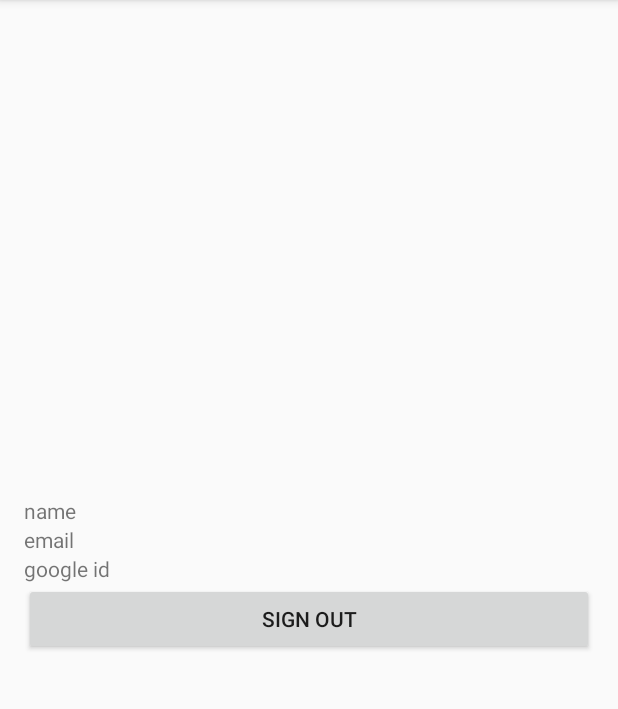
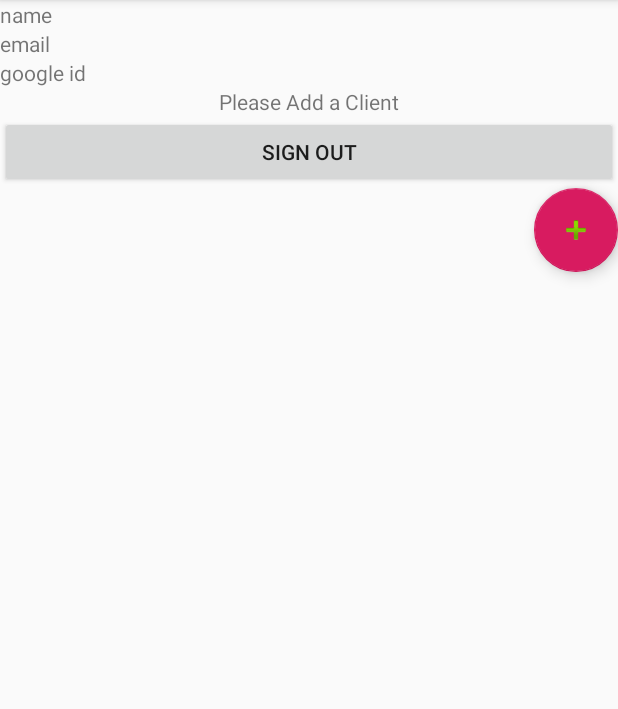
Before and after one commit to allanlin16/Sanal, an Android app: the SettingActivity screen opened directly, with no data from a screen before it, on a phone screen of 412 x 824 dp, the part 84-793 px from its top. Run offline under Robolectric (Android 15) with nearby library versions, the light colour scheme and no system bars.

Commit message:
#4: added login activity and client fragment

```diff
--- a/app/build.gradle
+++ b/app/build.gradle
@@ -24,8 +24,12 @@ dependencies {
     implementation fileTree(dir: 'libs', include: ['*.jar'])
     implementation 'androidx.appcompat:appcompat:1.0.2'
     implementation 'androidx.constraintlayout:constraintlayout:1.1.3'
+    implementation 'androidx.legacy:legacy-support-v4:1.0.0'
     testImplementation 'junit:junit:4.12'
     androidTestImplementation 'androidx.test.ext:junit:1.1.0'
     androidTestImplementation 'androidx.test.espresso:espresso-core:3.1.1'
     implementation 'com.google.android.gms:play-services-auth:17.0.0'
+    implementation 'com.github.clans:fab:1.6.4'
+    implementation 'com.google.android.material:material:1.0.0'
+
 }
--- a/app/src/main/AndroidManifest.xml
+++ b/app/src/main/AndroidManifest.xml
@@ -11,14 +11,17 @@
         android:roundIcon="@mipmap/ic_launcher_round"
         android:supportsRtl="true"
         android:theme="@style/AppTheme">
-        <activity android:name=".ClientActivity"></activity>
-        <activity android:name=".MainActivity">
+        <activity android:name=".LoginInActivity">
             <intent-filter>
                 <action android:name="android.intent.action.MAIN" />
 
                 <category android:name="android.intent.category.LAUNCHER" />
             </intent-filter>
         </activity>
+
+        <activity android:name=".SettingActivity" />
+        <activity android:name=".MainActivity">
+        </activity>
     </application>
 
 </manifest>
--- a/app/src/main/java/com/allanlin97gmail/sanal/ClientActivity.java
+++ b/app/src/main/java/com/allanlin97gmail/sanal/SettingActivity.java
@@ -16,14 +16,17 @@ import com.google.android.gms.auth.api.signin.GoogleSignIn;
 import com.google.android.gms.auth.api.signin.GoogleSignInAccount;
 import com.google.android.gms.auth.api.signin.GoogleSignInClient;
 import com.google.android.gms.auth.api.signin.GoogleSignInOptions;
-import com.google.android.gms.common.api.ApiException;
 import com.google.android.gms.tasks.OnCompleteListener;
 import com.google.android.gms.tasks.Task;
+import com.google.android.material.floatingactionbutton.FloatingActionButton;
 
-public class ClientActivity extends AppCompatActivity {
+
+public class SettingActivity extends AppCompatActivity {
 
     TextView name, email, id;
     Button signoutButton;
+
+    FloatingActionButton addClientFab;
 
 
     GoogleSignInClient mGoogleSignInClient;
@@ -31,7 +34,7 @@ public class ClientActivity extends AppCompatActivity {
     @Override
     protected void onCreate(Bundle savedInstanceState) {
         super.onCreate(savedInstanceState);
-        setContentView(R.layout.activity_client);
+        setContentView(R.layout.activity_setting);
 
         // Configure sign-in to request the user's ID, email address, and basic
         // profile. ID and basic profile are included in DEFAULT_SIGN_IN.
@@ -82,10 +85,6 @@ public class ClientActivity extends AppCompatActivity {
 
             Log.d("tokenid", tokenID);
         }
-
-
-
-
     }
 
     private void signOut() {
@@ -93,7 +92,9 @@ public class ClientActivity extends AppCompatActivity {
                 .addOnCompleteListener(this, new OnCompleteListener<Void>() {
                     @Override
                     public void onComplete(@NonNull Task<Void> task) {
-                        Toast.makeText(ClientActivity.this, "Signed Out", Toast.LENGTH_LONG).show();
+                        Toast.makeText(SettingActivity.this, "Signed Out", Toast.LENGTH_LONG).show();
+                        Intent intent = new Intent(SettingActivity.this, LoginInActivity.class);
+                        startActivity(intent);
                         finish();
                     }
                 });
--- a/app/src/main/res/layout/activity_client.xml
+++ /dev/null
@@ -1,46 +0,0 @@
-<?xml version="1.0" encoding="utf-8"?>
-<LinearLayout xmlns:android="http://schemas.android.com/apk/res/android"
-    android:layout_width="match_parent"
-    android:layout_height="match_parent"
-    android:gravity="center"
-    android:orientation="vertical"
-    android:paddingLeft="16dp"
-    android:paddingRight="16dp">
-
-
-    <TextView
-        android:id="@+id/nameText"
-        android:layout_width="match_parent"
-        android:layout_height="wrap_content"
-        android:text="name">
-
-
-    </TextView>
-
-    <TextView
-        android:id="@+id/emailText"
-        android:layout_width="match_parent"
-        android:layout_height="wrap_content"
-        android:text="email">
-
-
-    </TextView>
-
-    <TextView
-        android:id="@+id/idText"
-        android:layout_width="match_parent"
-        android:layout_height="wrap_content"
-        android:text="google id">
-
-
-    </TextView>
-
-    <Button
-        android:id="@+id/signoutButton"
-        android:layout_width="match_parent"
-        android:layout_height="wrap_content"
-        android:text="Sign out">
-
-    </Button>
-
-</LinearLayout>
--- /dev/null
+++ b/app/src/main/res/layout/activity_setting.xml
@@ -0,0 +1,80 @@
+<?xml version="1.0" encoding="utf-8"?>
+
+<RelativeLayout xmlns:android="http://schemas.android.com/apk/res/android"
+    xmlns:app="http://schemas.android.com/apk/res-auto"
+    android:id="@+id/container"
+    android:layout_width="match_parent"
+    android:layout_height="match_parent">
+
+
+    <LinearLayout
+        android:layout_width="match_parent"
+        android:layout_height="match_parent"
+        android:orientation="vertical">
+
+
+        <TextView
+            android:id="@+id/nameText"
+            android:layout_width="match_parent"
+            android:layout_height="wrap_content"
+            android:text="name">
+
+
+        </TextView>
+
+        <TextView
+            android:id="@+id/emailText"
+            android:layout_width="match_parent"
+            android:layout_height="wrap_content"
+            android:text="email">
+
+
+        </TextView>
+
+        <TextView
+            android:id="@+id/idText"
+            android:layout_width="match_parent"
+            android:layout_height="wrap_content"
+            android:text="google id">
+
+
+        </TextView>
+
+        <TextView
+            android:id="@+id/cilientTitle"
+            android:layout_width="match_parent"
+            android:layout_height="wrap_content"
+            android:gravity="center"
+            android:text="@string/clientTitle">
+
+
+        </TextView>
+
+        <Button
+            android:id="@+id/signoutButton"
+            android:layout_width="match_parent"
+            android:layout_height="wrap_content"
+            android:text="Sign out">
+
+        </Button>
+
+        <ListView
+            android:layout_width="match_parent"
+            android:layout_height="wrap_content">
+
+        </ListView>
+
+        <com.google.android.material.floatingactionbutton.FloatingActionButton
+            android:id="@+id/floatingActionButton"
+            app:srcCompat="@android:drawable/ic_input_add"
+            android:layout_width="wrap_content"
+            android:layout_height="wrap_content"
+            android:layout_alignParentRight="true"
+            android:layout_alignParentBottom="true"
+            android:layout_gravity="end|bottom"
+
+            android:clickable="true" />
+
+
+    </LinearLayout>
+</RelativeLayout>
--- a/app/src/main/res/values/strings.xml
+++ b/app/src/main/res/values/strings.xml
@@ -8,6 +8,7 @@
     <string name="signOutButton">Sign Out</string>
 
     <!-- Client Text -->
+    <string name="clientTitle">Please Add a Client</string>
     <string name="clientName">Client Name</string>
     <string name="clientPhone">Client Name</string>
     <string name="clientAddress">Client Name</string>
@@ -35,4 +36,7 @@
     <string name="extinguisherComment">Comment</string>
     <string name="extinguisherStatus">Status</string>
 
+    <!-- TODO: Remove or change this placeholder text -->
+    <string name="hello_blank_fragment">Hello blank fragment</string>
+
 </resources>
```
Also changed, not shown: app/src/main/java/com/allanlin97gmail/sanal/ClientFragment.java (added, +110 -0 lines), app/src/main/java/com/allanlin97gmail/sanal/LoginInActivity.java (added, +157 -0 lines), app/src/main/java/com/allanlin97gmail/sanal/MainActivity.java (+7 -130 lines), app/src/main/res/layout/activity_login_in.xml (added, +17 -0 lines), app/src/main/res/layout/activity_main.xml (+5 -7 lines), app/src/main/res/layout/add_client.xml (added, +24 -0 lines), app/src/main/res/layout/content_main.xml (added, +10 -0 lines), app/src/main/res/layout/fragment_client.xml (added, +14 -0 lines).
